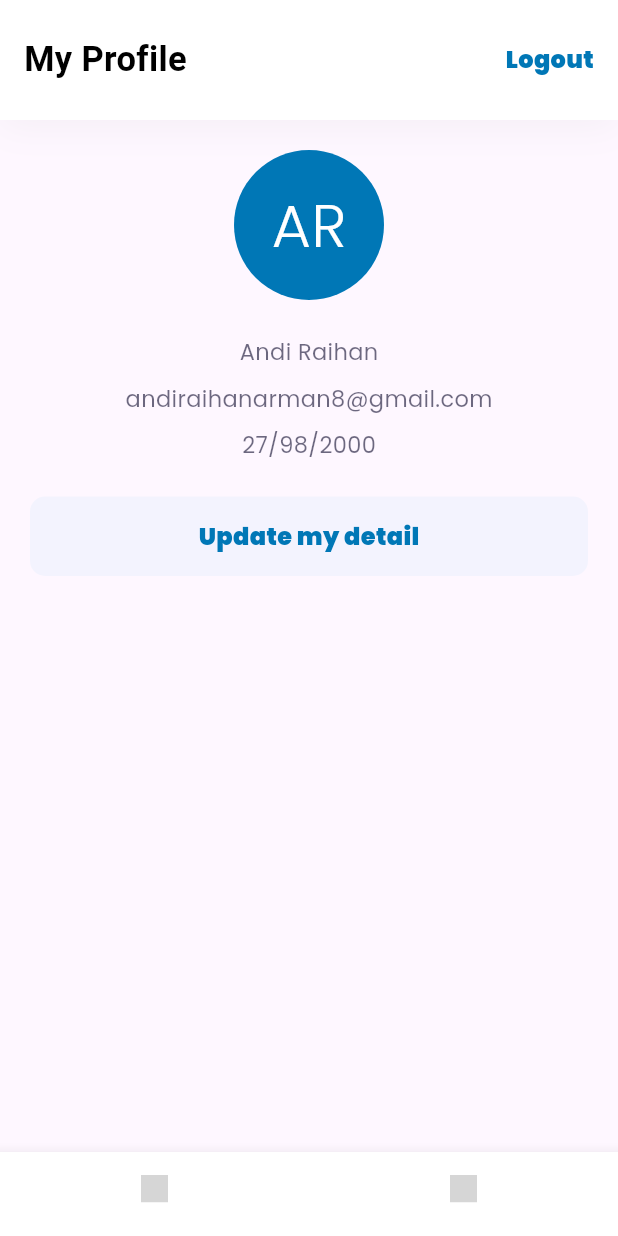
After one commit to raihanArman/flutter_test_contact, a Flutter app: the DashboardPage screen opened directly, on a phone screen of 412 x 824 dp. The commit adds this screen. Run offline on Flutter 3.47's test engine with Material 3 defaults, Android fonts, the phone set to English and light mode, and no system bars; our stand-ins replace flutter_svg, google_fonts; grey boxes are pictures that could not be loaded.

Commit message:
repackaging page

```diff
--- /dev/null
+++ b/lib/presentation/features/dashboard/dashboard_page.dart
@@ -0,0 +1,40 @@
+import 'package:flutter/material.dart';
+import 'package:flutter_test_contact/presentation/features/profil/profil_page.dart';
+import 'package:flutter_test_contact/presentation/theme/color.dart';
+import 'package:flutter_test_contact/utils/svg_util.dart';
+
+class DashboardPage extends StatelessWidget {
+  const DashboardPage({super.key});
+
+  @override
+  Widget build(BuildContext context) {
+    return Scaffold(
+      backgroundColor: Colors.white.withOpacity(0.01),
+      bottomNavigationBar: bottomNavigationBar(),
+      body: ProfilPage(),
+    );
+  }
+
+  BottomNavigationBar bottomNavigationBar() {
+    return BottomNavigationBar(
+      type: BottomNavigationBarType.fixed,
+      backgroundColor: Colors.white,
+      selectedItemColor: colorPrimary,
+      unselectedItemColor: colorDarkGrey,
+      showUnselectedLabels: false,
+      showSelectedLabels: false,
+      items: [
+        bottomNavigationBarItem("home.svg"),
+        bottomNavigationBarItem("contact.svg")
+      ],
+    );
+  }
+
+  BottomNavigationBarItem bottomNavigationBarItem(String icon) {
+    return BottomNavigationBarItem(
+        icon: buildSvgIcon(icon, color: colorDarkGrey, width: 18, height: 18),
+        activeIcon:
+            buildSvgIcon(icon, color: colorPrimary, width: 18, height: 18),
+        label: "");
+  }
+}
--- /dev/null
+++ b/lib/presentation/features/profil/profil_page.dart
@@ -0,0 +1,63 @@
+import 'package:flutter/material.dart';
+import 'package:flutter_test_contact/presentation/theme/text.dart';
+import 'package:flutter_test_contact/presentation/widgets/app_bar_menu.dart';
+import 'package:flutter_test_contact/presentation/widgets/avatar_contact.dart';
+import 'package:flutter_test_contact/presentation/widgets/bc_default.dart';
+import 'package:flutter_test_contact/presentation/widgets/space.dart';
+
+class ProfilPage extends StatelessWidget {
+  const ProfilPage({super.key});
+
+  @override
+  Widget build(BuildContext context) {
+    return Scaffold(
+      appBar: AppBarMenu(
+        title: "My Profile",
+        suffix: InkWell(
+          onTap: () {},
+          child: Text(
+            "Logout",
+            style: primaryTextStyle.copyWith(
+              fontSize: 16,
+              fontWeight: black,
+            ),
+          ),
+        ),
+      ),
+      body: Container(
+        width: double.infinity,
+        height: double.infinity,
+        padding: EdgeInsets.all(20),
+        child: Column(
+          children: [
+            AvatarContact(
+              name: "Andi Raihan",
+              size: 100,
+              fontSize: 40,
+            ),
+            verticalSpace(24),
+            Text(
+              "Andi Raihan",
+              style: grey2TextStyle.copyWith(fontSize: 15),
+            ),
+            verticalSpace(10),
+            Text(
+              "andiraihanarman8@gmail.com",
+              style: grey2TextStyle.copyWith(fontSize: 15),
+            ),
+            verticalSpace(10),
+            Text(
+              "27/98/2000",
+              style: grey2TextStyle.copyWith(fontSize: 15),
+            ),
+            verticalSpace(24),
+            BcDefault(
+              titleButton: "Update my detail",
+              onTap: () {},
+            )
+          ],
+        ),
+      ),
+    );
+  }
+}
--- /dev/null
+++ b/lib/utils/string_util.dart
@@ -0,0 +1,12 @@
+String getInitials(String name) {
+  // Pisahkan nama berdasarkan spasi
+  List<String> words = name.split(' ');
+
+  // Ambil huruf pertama dari setiap kata, jika ada
+  String initials = words.map((word) => word.isNotEmpty ? word[0] : '').join();
+
+  // Batasi inisial hanya 2 huruf
+  return initials.length > 2
+      ? initials.substring(0, 2).toUpperCase()
+      : initials.toUpperCase();
+}
```
Also changed, not shown: lib/presentation/features/contact_details/contact_detail_page.dart (added, +106 -0 lines), lib/presentation/features/home/home_page.dart (added, +80 -0 lines), lib/presentation/features/login/login_page.dart (renamed from lib/login/login_page.dart, +4 -4 lines), lib/theme/color.dart (deleted, +0 -11 lines), lib/theme/text.dart (deleted, +0 -26 lines), lib/widgets/bc_default.dart (deleted, +0 -66 lines), lib/widgets/space.dart (deleted, +0 -13 lines), lib/widgets/tf_default.dart (deleted, +0 -55 lines), lib/widgets/tf_default_title.dart (deleted, +0 -49 lines).
